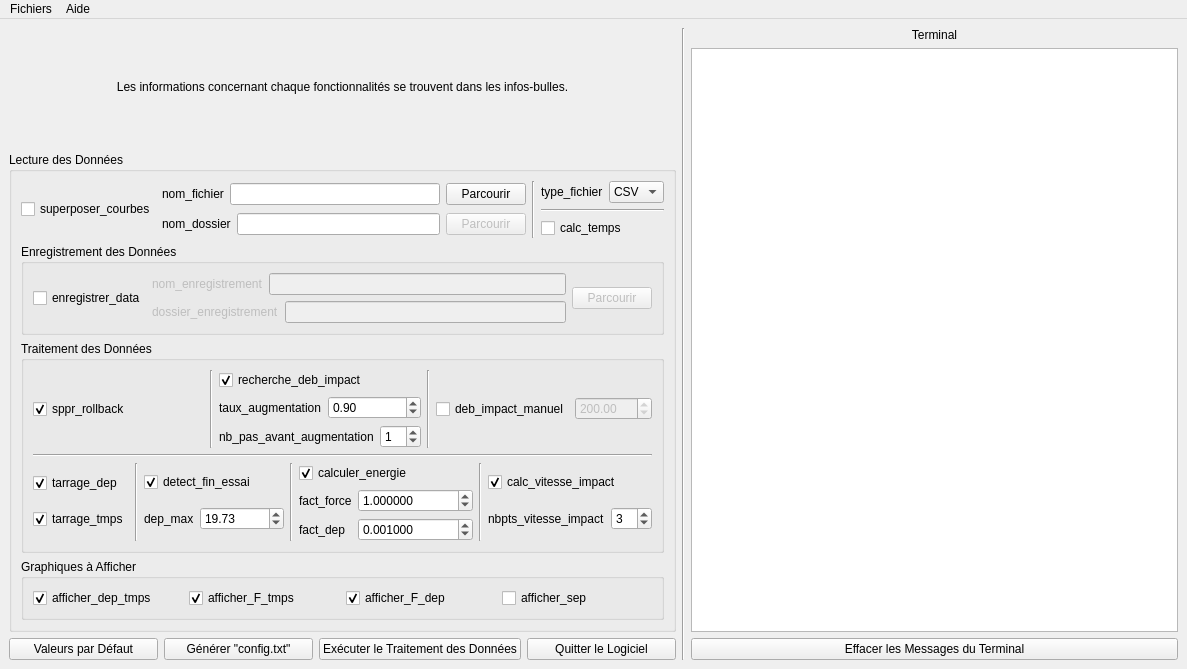
Before: the Qt Designer form Post_Process_DATA_Python_GIT/UI/MainWindow.ui in AdrienHerman/Lattybrides-dev, drawn with Qt 5.
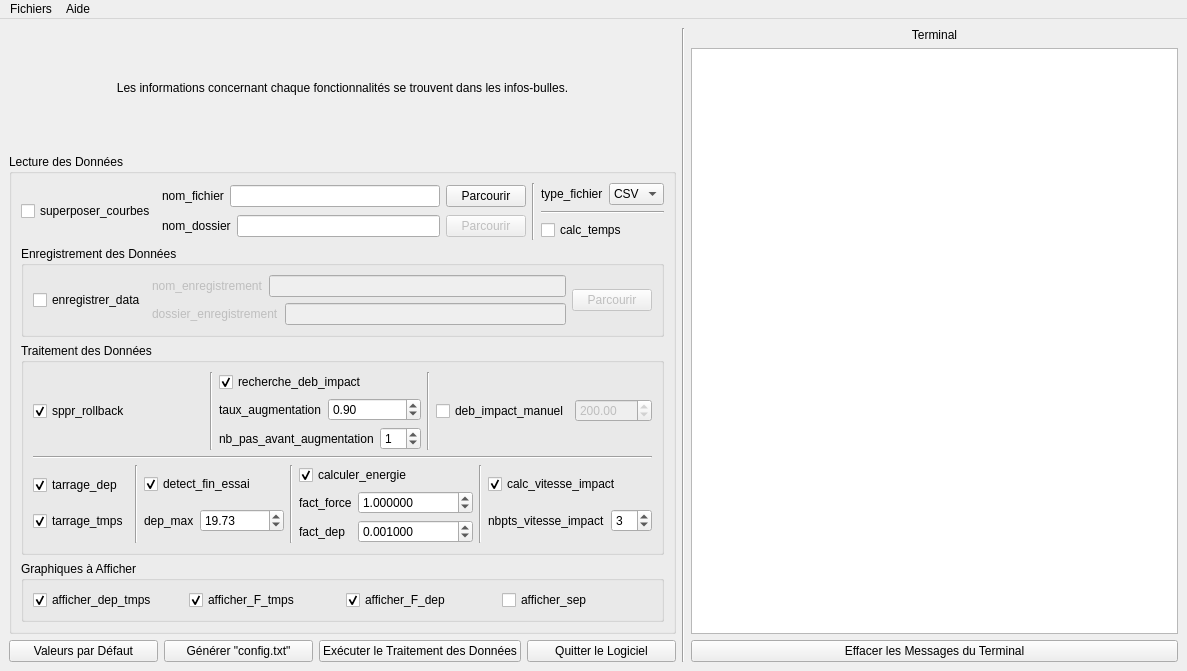
After: the same form once the commit is applied.

Commit message: Ajout de l'interface graphique et ajout de l'exécution par lignes de commandes. À continuer

The edit to the form file:
```diff
--- a/Post_Process_DATA_Python_GIT/UI/MainWindow.ui
+++ b/Post_Process_DATA_Python_GIT/UI/MainWindow.ui
@@ -7,7 +7,7 @@
     <x>0</x>
     <y>0</y>
     <width>1187</width>
-    <height>669</height>
+    <height>671</height>
    </rect>
   </property>
   <property name="windowTitle">
@@ -614,6 +614,8 @@
        </widget>
       </item>
       <item>
+       <layout class="QVBoxLayout" name="verticalLayout_13">
+        <item>
        <layout class="QHBoxLayout" name="horizontalLayout">
         <item>
          <widget class="QPushButton" name="pushButton_Defaults">
@@ -642,6 +644,8 @@
            <string>Quitter le Logiciel</string>
           </property>
          </widget>
+          </item>
+         </layout>
         </item>
        </layout>
       </item>
```
Lines whose indentation alone changed are shown as unchanged. The commit also changes 3 other files.
